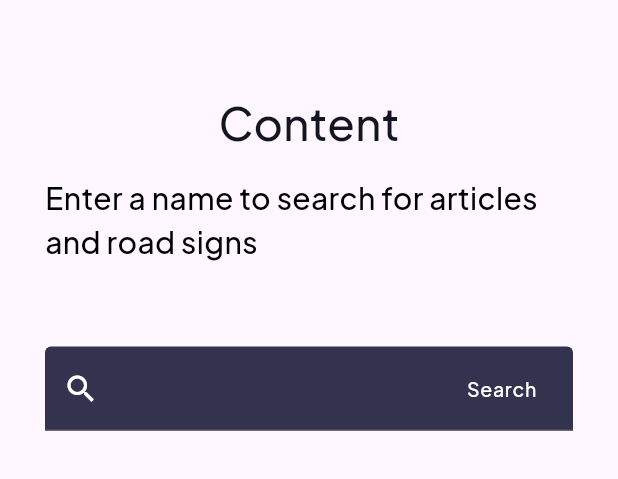
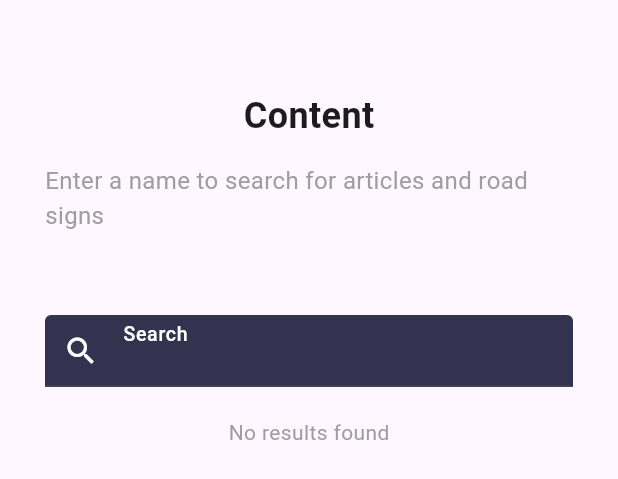
Before and after one commit to MuhammadHarisSiddiqui620/Road-Rules-Mobile-App, a Flutter app: the SearchScreen widget shown alone on an empty page, opened directly, on a phone screen of 412 x 824 dp. Shown: the top 479 px of the screen. Run offline on Flutter 3.47's test engine with Material 3 defaults, Android fonts, the phone set to English and light mode, and no system bars; our stand-ins replace flutter_svg, shared_preferences; accounts and stored records are empty.

Commit message:
Road-Rules[8]
Changes
- Search Screen Fully implemented

Issues
- None

```diff
--- a/lib/Screens/DetailRuleScreen.dart
+++ b/lib/Screens/DetailRuleScreen.dart
@@ -142,7 +142,7 @@ class _DetailRuleScreenState extends State<DetailRuleScreen> {
                               Text(subHeader['description'],
                                   style: descriptionText),
                             const SizedBox(height: 29),
-                            if (subHeader['picture'] != "")
+                            if (subHeader['description'] == null)
                               Center(
                                 child: Image.asset(
                                   subHeader[
--- a/lib/Screens/SearchScreen.dart
+++ b/lib/Screens/SearchScreen.dart
@@ -1,5 +1,8 @@
+import 'dart:convert';
 import 'package:flutter/material.dart';
-import 'package:traffic_law_app/constants.dart';
+import 'package:flutter/services.dart';
+import 'package:traffic_law_app/Screens/DetailRuleScreen.dart';
+import 'package:traffic_law_app/Screens/RulesHeader.dart';
 
 class SearchScreen extends StatefulWidget {
   const SearchScreen({super.key});
@@ -10,10 +13,76 @@ class SearchScreen extends StatefulWidget {
 
 class _SearchScreenState extends State<SearchScreen> {
   final TextEditingController searchController = TextEditingController();
+  List<Map<String, dynamic>> allHeaders = [];
+  List<Map<String, dynamic>> filteredResults = [];
+
+  @override
+  void initState() {
+    super.initState();
+    loadJsonData();
+    searchController.addListener(_filterResults);
+  }
+
+  Future<void> loadJsonData() async {
+    String drivingRulesJson =
+        await rootBundle.loadString('assets/driving_rules.json');
+    String roadRulesJson =
+        await rootBundle.loadString('assets/road_rules.json');
+
+    List<dynamic> drivingData = jsonDecode(drivingRulesJson);
+    List<dynamic> roadData = jsonDecode(roadRulesJson);
+
+    List<Map<String, dynamic>> tempHeaders = [];
+
+    // Extract headers and subheaders from both JSON files
+    for (var item in drivingData) {
+      tempHeaders.add({
+        'header': item['header'],
+        'subheaders': List<Map<String, dynamic>>.from(item['sub_headers']),
+      });
+    }
+
+    for (var item in roadData) {
+      tempHeaders.add({
+        'header': item['header'],
+        'subheaders': List<Map<String, dynamic>>.from(item['sub_headers']),
+      });
+    }
+
+    setState(() {
+      allHeaders = tempHeaders;
+    });
+  }
+
+  void _filterResults() {
+    String query = searchController.text.toLowerCase();
+    setState(() {
+      filteredResults = allHeaders
+          .where((item) =>
+              item['header'].toLowerCase().contains(query) ||
+              item['subheaders']
+                  .any((sub) => sub['title'].toLowerCase().contains(query)))
+          .toList();
+    });
+  }
+
+  void _navigateToRulesHeader(Map<String, dynamic> selectedItem) {
+    Navigator.push(
+      context,
+      MaterialPageRoute(
+        builder: (context) => DetailRuleScreen(
+          header: selectedItem['header'],
+          subHeaders:
+              List<Map<String, dynamic>>.from(selectedItem['subheaders']),
+          description: selectedItem['description'],
+        ),
+      ),
+    );
+  }
 
   @override
   void dispose() {
-    searchController.dispose(); // Properly disposing the controller
+    searchController.dispose();
     super.dispose();
   }
 
@@ -23,48 +92,56 @@ class _SearchScreenState extends State<SearchScreen> {
       child: SingleChildScrollView(
         child: Padding(
           padding: const EdgeInsets.symmetric(horizontal: 30, vertical: 60),
-          child: Center(
           child: Column(
-              mainAxisAlignment: MainAxisAlignment.center,
             crossAxisAlignment: CrossAxisAlignment.center,
             children: [
-                Text("Content", style: primaryTextStyle),
+              Text("Content",
+                  style: TextStyle(fontSize: 24, fontWeight: FontWeight.bold)),
               SizedBox(height: 15),
               Text(
                 "Enter a name to search for articles and road signs",
-                  style: searchScreen,
+                style: TextStyle(fontSize: 16, color: Colors.grey),
               ),
               SizedBox(height: 55),
               TextField(
                 controller: searchController,
                 style: TextStyle(
                   fontSize: 16,
-                      height: 3.5,
+                  height: 1.5,
                   color: Color(0xFFB32D35),
-                      fontWeight: FontWeight.w500),
-                  textDirection:
-                      TextDirection.rtl, // Sets text input direction to RTL
+                  fontWeight: FontWeight.w500,
+                ),
                 decoration: InputDecoration(
                   fillColor: Color(0XFF333350),
                   filled: true,
                   contentPadding: EdgeInsets.symmetric(horizontal: 20),
                   hintText: 'Search',
-                    hintTextDirection:
-                        TextDirection.rtl, // Sets hint text direction to RTL
                   hintStyle: TextStyle(
                     fontSize: 13,
                     color: Colors.white,
-                      fontFamily: 'PlusJakartaSans',
                     fontWeight: FontWeight.w500,
                   ),
-                    prefixIcon: Icon(
-                      Icons.search, // Search icon
-                      color: Colors.white, // Adjust color
+                  prefixIcon: Icon(Icons.search, color: Colors.white),
                 ),
               ),
-                ),
+              SizedBox(height: 20),
+              filteredResults.isNotEmpty
+                  ? ListView.builder(
+                      shrinkWrap: true,
+                      itemCount: filteredResults.length,
+                      itemBuilder: (context, index) {
+                        return ListTile(
+                          title: Text(filteredResults[index]['header'],
+                              style: TextStyle(
+                                  fontSize: 16, fontWeight: FontWeight.w500)),
+                          onTap: () =>
+                              _navigateToRulesHeader(filteredResults[index]),
+                        );
+                      },
+                    )
+                  : Text("No results found",
+                      style: TextStyle(color: Colors.grey)),
             ],
-            ),
           ),
         ),
       ),
```
Also changed, not shown: lib/Screens/FavouriteScreen.dart (+23 -2 lines). Lines whose indentation alone changed are shown as unchanged.
